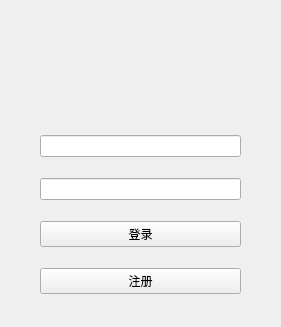
First picture: the form in client/chatting/login.ui, repository Zzzzzya/Chating-Room, before the edit; both pictures show x 0 to 281 and y 0 to 327 of the 281 by 505 pixel window.
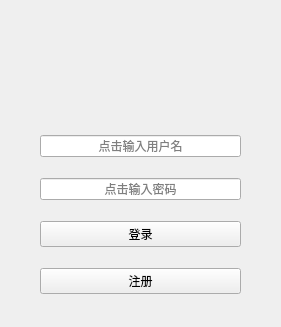
Second picture: the form after the edit.

Commit message: 修改了一下lineEidt的格式

Patch:
```diff
--- a/client/chatting/login.ui
+++ b/client/chatting/login.ui
@@ -24,12 +24,37 @@
    </property>
    <layout class="QVBoxLayout" name="verticalLayout">
     <item>
-     <widget class="QLineEdit" name="name"/>
+     <widget class="QLineEdit" name="name">
+      <property name="focusPolicy">
+       <enum>Qt::ClickFocus</enum>
+      </property>
+      <property name="alignment">
+       <set>Qt::AlignCenter</set>
+      </property>
+      <property name="placeholderText">
+       <string>点击输入用户名</string>
+      </property>
+     </widget>
     </item>
     <item>
      <widget class="QLineEdit" name="password">
+      <property name="focusPolicy">
+       <enum>Qt::ClickFocus</enum>
+      </property>
+      <property name="contextMenuPolicy">
+       <enum>Qt::DefaultContextMenu</enum>
+      </property>
+      <property name="text">
+       <string/>
+      </property>
       <property name="echoMode">
-       <enum>QLineEdit::Normal</enum>
+       <enum>QLineEdit::Password</enum>
+      </property>
+      <property name="alignment">
+       <set>Qt::AlignCenter</set>
+      </property>
+      <property name="placeholderText">
+       <string>点击输入密码</string>
       </property>
      </widget>
     </item>
```
The commit also changes 8 other files.
